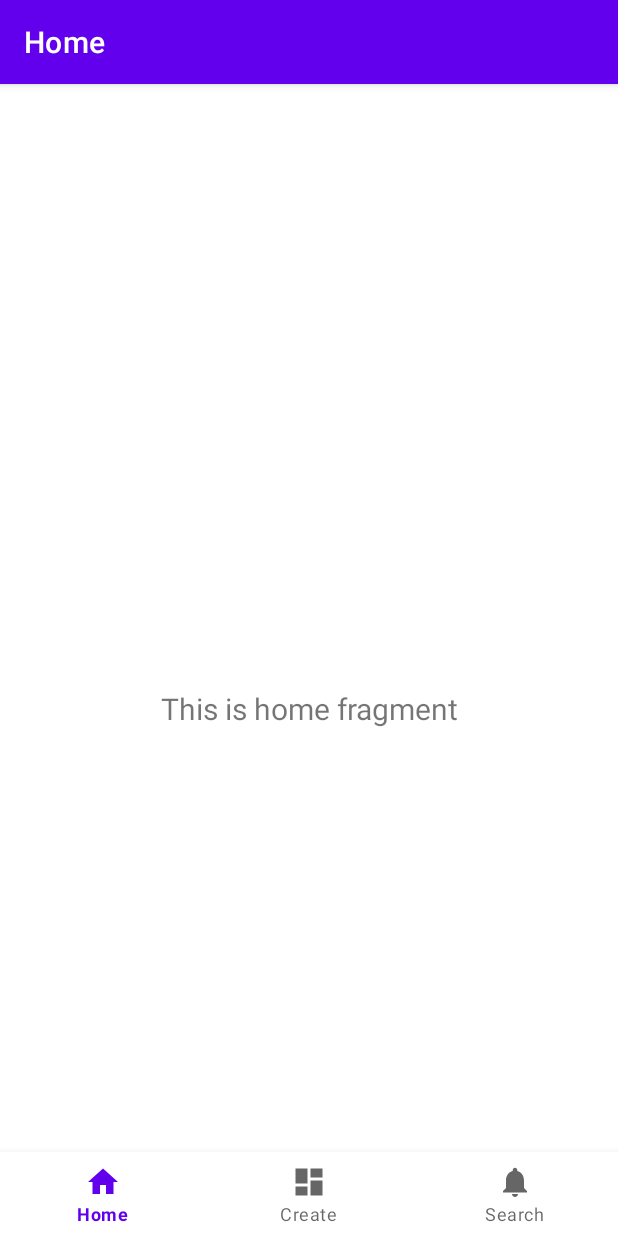
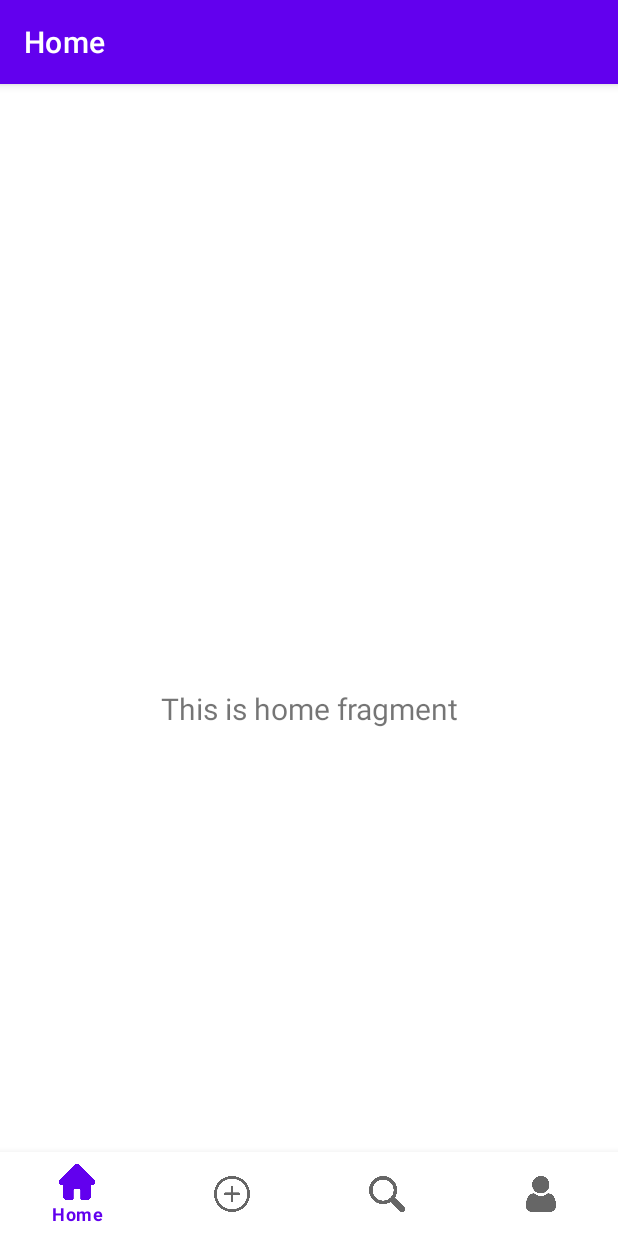
Before and after one commit to Jakubowsky97/StoryWeave, an Android app: the screen it shows after launch (MainActivity), on a phone screen of 412 x 824 dp. Run offline under Robolectric (Android 15) with nearby library versions, the phone set to English and light mode, and no system bars; our stand-ins replace navigation-ui.

Commit message:
nav bar changes

```diff
--- a/app/src/main/java/com/example/storyweave/MainActivity.java
+++ b/app/src/main/java/com/example/storyweave/MainActivity.java
@@ -27,7 +27,7 @@ public class MainActivity extends AppCompatActivity {
         // Passing each menu ID as a set of Ids because each
         // menu should be considered as top level destinations.
         AppBarConfiguration appBarConfiguration = new AppBarConfiguration.Builder(
-                R.id.navigation_home, R.id.navigation_dashboard, R.id.navigation_notifications)
+                R.id.navigation_home, R.id.navigation_create, R.id.navigation_search)
                 .build();
         NavController navController = Navigation.findNavController(this, R.id.nav_host_fragment_activity_main);
         NavigationUI.setupActionBarWithNavController(this, navController, appBarConfiguration);
--- a/app/src/main/res/drawable/ic_dashboard_black_24dp.xml
+++ /dev/null
@@ -1,9 +0,0 @@
-<vector xmlns:android="http://schemas.android.com/apk/res/android"
-    android:width="24dp"
-    android:height="24dp"
-    android:viewportWidth="24.0"
-    android:viewportHeight="24.0">
-    <path
-        android:fillColor="#FF000000"
-        android:pathData="M3,13h8L11,3L3,3v10zM3,21h8v-6L3,15v6zM13,21h8L21,11h-8v10zM13,3v6h8L21,3h-8z" />
-</vector>
--- a/app/src/main/res/drawable/ic_home_black_24dp.xml
+++ /dev/null
@@ -1,9 +0,0 @@
-<vector xmlns:android="http://schemas.android.com/apk/res/android"
-    android:width="24dp"
-    android:height="24dp"
-    android:viewportWidth="24.0"
-    android:viewportHeight="24.0">
-    <path
-        android:fillColor="#FF000000"
-        android:pathData="M10,20v-6h4v6h5v-8h3L12,3 2,12h3v8z" />
-</vector>
--- a/app/src/main/res/drawable/ic_notifications_black_24dp.xml
+++ /dev/null
@@ -1,9 +0,0 @@
-<vector xmlns:android="http://schemas.android.com/apk/res/android"
-    android:width="24dp"
-    android:height="24dp"
-    android:viewportWidth="24.0"
-    android:viewportHeight="24.0">
-    <path
-        android:fillColor="#FF000000"
-        android:pathData="M12,22c1.1,0 2,-0.9 2,-2h-4c0,1.1 0.89,2 2,2zM18,16v-5c0,-3.07 -1.64,-5.64 -4.5,-6.32L13.5,4c0,-0.83 -0.67,-1.5 -1.5,-1.5s-1.5,0.67 -1.5,1.5v0.68C7.63,5.36 6,7.92 6,11v5l-2,2v1h16v-1l-2,-2z" />
-</vector>
--- a/app/src/main/res/layout/activity_main.xml
+++ b/app/src/main/res/layout/activity_main.xml
@@ -10,10 +10,9 @@
         android:id="@+id/nav_view"
         android:layout_width="0dp"
         android:layout_height="wrap_content"
-        android:layout_marginStart="0dp"
-        android:layout_marginEnd="0dp"
         android:background="?android:attr/windowBackground"
         app:layout_constraintBottom_toBottomOf="parent"
+        app:layout_constraintHorizontal_bias="1.0"
         app:layout_constraintLeft_toLeftOf="parent"
         app:layout_constraintRight_toRightOf="parent"
         app:menu="@menu/bottom_nav_menu" />
--- a/app/src/main/res/menu/bottom_nav_menu.xml
+++ b/app/src/main/res/menu/bottom_nav_menu.xml
@@ -3,17 +3,21 @@
 
     <item
         android:id="@+id/navigation_home"
-        android:icon="@drawable/ic_home_black_24dp"
+        android:icon="@drawable/ic_home"
         android:title="@string/title_home" />
 
     <item
-        android:id="@+id/navigation_dashboard"
-        android:icon="@drawable/ic_dashboard_black_24dp"
+        android:id="@+id/navigation_create"
+        android:icon="@drawable/ic_create"
         android:title="@string/title_create" />
 
     <item
-        android:id="@+id/navigation_notifications"
-        android:icon="@drawable/ic_notifications_black_24dp"
+        android:id="@+id/navigation_search"
+        android:icon="@drawable/ic_search"
         android:title="@string/title_search" />
+    <item
+        android:id="@+id/navigation_profile"
+        android:icon="@drawable/ic_profile"
+        android:title="@string/title_profile" />
 
 </menu>
--- a/app/src/main/res/navigation/mobile_navigation.xml
+++ b/app/src/main/res/navigation/mobile_navigation.xml
@@ -12,14 +12,14 @@
         tools:layout="@layout/fragment_home" />
 
     <fragment
-        android:id="@+id/navigation_dashboard"
+        android:id="@+id/navigation_create"
         android:name="com.example.storyweave.ui.dashboard.DashboardFragment"
         android:label="@string/title_create"
-        tools:layout="@layout/fragment_dashboard" />
+        tools:layout="@layout/fragment_create" />
 
     <fragment
-        android:id="@+id/navigation_notifications"
+        android:id="@+id/navigation_search"
         android:name="com.example.storyweave.ui.notifications.NotificationsFragment"
         android:label="@string/title_search"
-        tools:layout="@layout/fragment_notifications" />
+        tools:layout="@layout/fragment_search" />
 </navigation>
--- a/app/src/main/res/values/strings.xml
+++ b/app/src/main/res/values/strings.xml
@@ -3,4 +3,5 @@
     <string name="title_home">Home</string>
     <string name="title_create">Create</string>
     <string name="title_search">Search</string>
+    <string name="title_profile">Profile</string>
 </resources>
```
Also changed, not shown: app/src/main/res/drawable/ic_create.png (added), app/src/main/res/drawable/ic_home.png (added), app/src/main/res/drawable/ic_profile.png (added), app/src/main/res/drawable/ic_search.png (added), app/src/main/res/layout/fragment_create.xml (renamed from app/src/main/res/layout/fragment_dashboard.xml), app/src/main/res/layout/fragment_search.xml (renamed from app/src/main/res/layout/fragment_notifications.xml).
